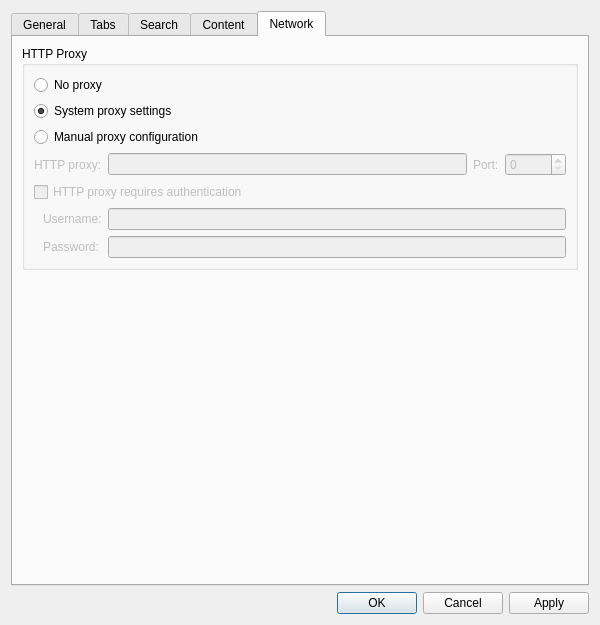
The window that src/libs/ui/settingsdialog.ui (zealdocs/zeal) describes before a commit, drawn with Qt 5.
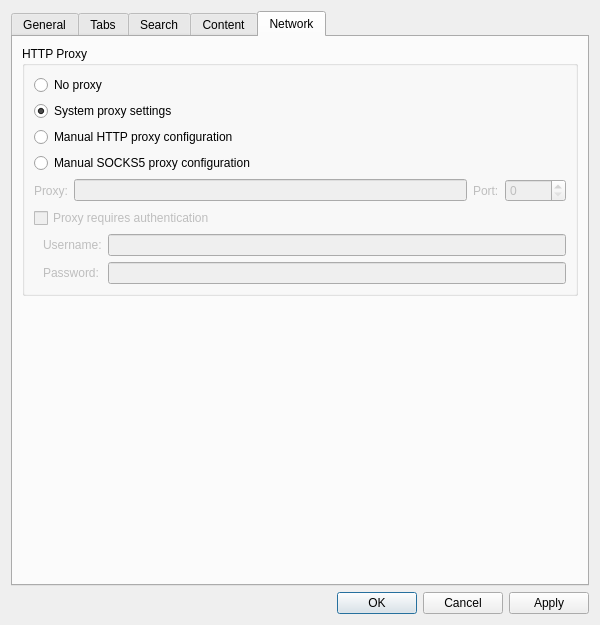
The same window after the commit. The open tabs and pages were chosen to show the change. Custom widgets are drawn as their Qt base class.

Commit message: add support for SOCKS5 proxies

Patch:
```diff
--- a/src/libs/ui/settingsdialog.ui
+++ b/src/libs/ui/settingsdialog.ui
@@ -564,21 +564,28 @@
           <item>
            <widget class="QRadioButton" name="manualProxySettings">
             <property name="text">
-             <string>Manual proxy configuration</string>
+             <string>Manual HTTP proxy configuration</string>
             </property>
            </widget>
           </item>
           <item>
-           <layout class="QVBoxLayout" name="httpRootLayout">
+           <widget class="QRadioButton" name="socks5ProxySettings">
+            <property name="text">
+             <string>Manual SOCKS5 proxy configuration</string>
+            </property>
+           </widget>
+          </item>
+          <item>
+           <layout class="QVBoxLayout" name="proxyRootLayout">
             <item>
-             <layout class="QHBoxLayout" name="httpProxyLayout">
+             <layout class="QHBoxLayout" name="proxyLayout">
               <item>
                <widget class="QLabel" name="httpProxyLabel">
                 <property name="enabled">
                  <bool>false</bool>
                 </property>
                 <property name="text">
-                 <string>HTTP proxy:</string>
+                 <string>Proxy:</string>
                 </property>
                </widget>
               </item>
@@ -612,17 +619,17 @@
              </layout>
             </item>
             <item>
-             <widget class="QCheckBox" name="httpProxyNeedsAuth">
+             <widget class="QCheckBox" name="proxyNeedsAuth">
               <property name="enabled">
                <bool>false</bool>
               </property>
               <property name="text">
-               <string>HTTP proxy requires authentication</string>
+               <string>Proxy requires authentication</string>
               </property>
              </widget>
             </item>
             <item>
-             <widget class="QWidget" name="httpAuthWidget" native="true">
+             <widget class="QWidget" name="proxyAuthWidget" native="true">
               <property name="enabled">
                <bool>false</bool>
               </property>
```
Left out of the diff: 186 changed lines with no effect on the pictures. The commit also changes 4 other files.
